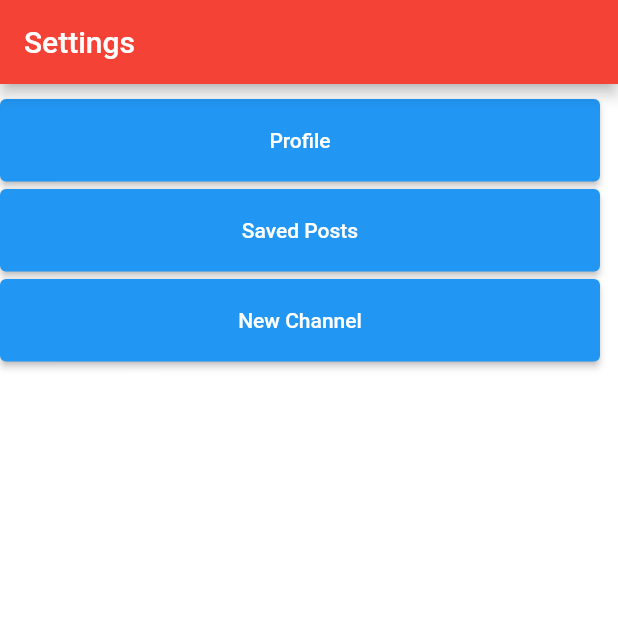
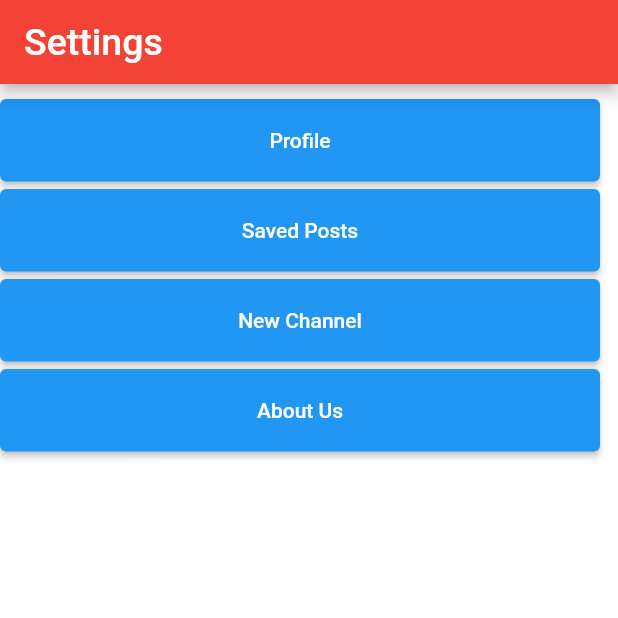
Before and after one commit to MobinHazar/Reddit-Project, a Flutter app: the screen it shows after launch, on a phone screen of 412 x 824 dp, the top half of it. Run offline on Flutter 3.47's test engine with Material 2 defaults, Android fonts, the phone set to English and light mode, and no system bars; our stand-ins replace flutter_svg.

```diff
--- a/lib/Screens/Setting/setting.dart
+++ b/lib/Screens/Setting/setting.dart
@@ -1,4 +1,5 @@
 import 'package:flutter/material.dart';
+import 'package:reddit/Screens/Setting/AboutUs.dart';
 import '../Login/login_screen.dart';
 import 'Saved_page.dart';
 import 'new_channel.dart';
@@ -13,7 +14,7 @@ class  Setting extends StatelessWidget {
       backgroundColor: Colors.white,
       appBar:AppBar( backgroundColor: Colors.red,
         foregroundColor: Colors.yellowAccent,
-        title: const Text("Settings", style: TextStyle(color: Colors.white),),
+        title: const Text("Settings", style: TextStyle(color: Colors.white, fontSize: 25),),
       ),
       body:Column(
         children: [
@@ -72,6 +73,24 @@ class  Setting extends StatelessWidget {
               },
             ),
           ),
+          Container(
+            padding: const EdgeInsets.only(bottom: 5),
+            height: 60,
+            width: 400,
+            child: ElevatedButton(
+              child: const Text('About Us'),
+              onPressed: () {
+                Navigator.push(
+                  context,
+                  MaterialPageRoute(
+                    builder: (context) {
+                      return const AboutUs();
+                    },
+                  ),
+                );
+              },
+            ),
+          ),
         ],
       ),
     );
--- a/lib/main.dart
+++ b/lib/main.dart
@@ -1,8 +1,6 @@
 import 'package:flutter/material.dart';
 import 'package:reddit/Screens/Setting/setting.dart';
 import 'package:reddit/Screens/Welcome/welcome_screen.dart';
-
-
 void main() => runApp(const MyApp());
 
 class MyApp extends StatelessWidget {
@@ -17,7 +15,7 @@ class MyApp extends StatelessWidget {
           primaryColor: Colors.deepOrange,
           scaffoldBackgroundColor: Colors.red,
         ),
-        home:  Setting(),
+        home:  const Setting(),
     );
   }
 }
--- a/pubspec.yaml
+++ b/pubspec.yaml
@@ -18,7 +18,7 @@ publish_to: 'none' # Remove this line if you wish to publish to pub.dev
 version: 1.0.0+1
 
 environment:
-  sdk: ">=2.17.1 <3.0.0"
+  sdk: '>=2.12.0 <3.0.0'
 
 # Dependencies specify other packages that your package needs in order to work.
 # To automatically upgrade your package dependencies to the latest versions
@@ -35,6 +35,8 @@ dependencies:
   # Use with the CupertinoIcons class for iOS style icons.
   cupertino_icons: ^1.0.2
   flutter_svg: ^1.1.0
+  flutter_icons:
+  video_player:
 
 dev_dependencies:
   flutter_test:
```
Also changed, not shown: lib/Screens/Setting/Aboutus.dart (added, +10 -0 lines), lib/Screens/Setting/Saved_page.dart (+6 -17 lines), lib/Screens/Setting/postList.dart (+32 -0 lines), lib/Screens/Setting/profile.dart (deleted), pubspec.lock, 1 other file. Lines whose indentation alone changed are shown as unchanged.
